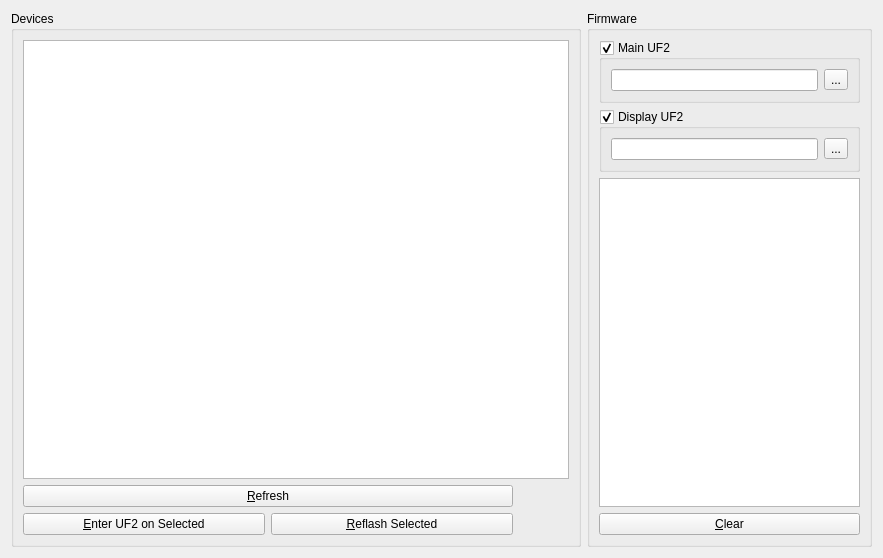
freewili/freewili-updater, file src/ui/main.ui: the form before one commit.
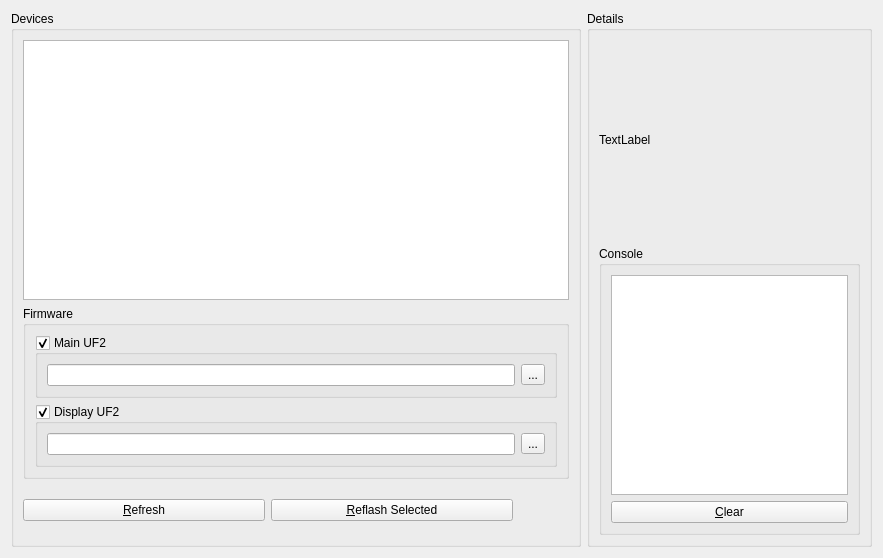
The form after the commit. Icons and pictures are not drawn.

```diff
--- a/src/ui/main.ui
+++ b/src/ui/main.ui
@@ -13,57 +13,13 @@
   <property name="windowTitle">
    <string>Free-Wili Firmware Updater</string>
   </property>
-  <layout class="QGridLayout" name="gridLayout" columnstretch="2,1">
+  <layout class="QGridLayout" name="gridLayout" columnstretch="2,1,0">
    <item row="0" column="0">
     <widget class="QGroupBox" name="groupBox">
      <property name="title">
       <string>Devices</string>
      </property>
      <layout class="QGridLayout" name="gridLayout_4">
-      <item row="1" column="0">
-       <layout class="QGridLayout" name="gridLayout_5">
-        <item row="2" column="1">
-         <widget class="QPushButton" name="pushButtonReflash">
-          <property name="text">
-           <string>&amp;Reflash Selected</string>
-          </property>
-         </widget>
-        </item>
-        <item row="2" column="0">
-         <widget class="QPushButton" name="pushButtonEnterUf2">
-          <property name="text">
-           <string>&amp;Enter UF2 on Selected</string>
-          </property>
-         </widget>
-        </item>
-        <item row="0" column="0" colspan="2">
-         <widget class="QPushButton" name="pushButtonRefresh">
-          <property name="text">
-           <string>&amp;Refresh</string>
-          </property>
-         </widget>
-        </item>
-       </layout>
-      </item>
-      <item row="1" column="1">
-       <widget class="QLabel" name="labelSpinner">
-        <property name="minimumSize">
-         <size>
-          <width>50</width>
-          <height>50</height>
-         </size>
-        </property>
-        <property name="maximumSize">
-         <size>
-          <width>50</width>
-          <height>50</height>
-         </size>
-        </property>
-        <property name="text">
-         <string/>
-        </property>
-       </widget>
-      </item>
       <item row="0" column="0" colspan="2">
        <widget class="QTreeView" name="treeViewDevices">
         <property name="styleSheet">
@@ -82,10 +38,25 @@
         </property>
        </widget>
       </item>
-     </layout>
-    </widget>
-   </item>
-   <item row="0" column="1">
+      <item row="2" column="0">
+       <layout class="QGridLayout" name="gridLayout_5">
+        <item row="2" column="1">
+         <widget class="QPushButton" name="pushButtonReflash">
+          <property name="text">
+           <string>&amp;Reflash Selected</string>
+          </property>
+         </widget>
+        </item>
+        <item row="2" column="0">
+         <widget class="QPushButton" name="pushButtonRefresh">
+          <property name="text">
+           <string>&amp;Refresh</string>
+          </property>
+         </widget>
+        </item>
+       </layout>
+      </item>
+      <item row="1" column="0" colspan="2">
     <widget class="QGroupBox" name="groupBoxFirmware">
      <property name="title">
       <string>Firmware</string>
@@ -135,14 +106,67 @@
         </layout>
        </widget>
       </item>
-      <item>
+        </layout>
+       </widget>
+      </item>
+      <item row="2" column="1">
+       <widget class="QLabel" name="labelSpinner">
+        <property name="minimumSize">
+         <size>
+          <width>50</width>
+          <height>50</height>
+         </size>
+        </property>
+        <property name="maximumSize">
+         <size>
+          <width>50</width>
+          <height>50</height>
+         </size>
+        </property>
+        <property name="text">
+         <string/>
+        </property>
+       </widget>
+      </item>
+     </layout>
+    </widget>
+   </item>
+   <item row="0" column="1">
+    <widget class="QGroupBox" name="groupBoxDetails">
+     <property name="title">
+      <string>Details</string>
+     </property>
+     <layout class="QGridLayout" name="gridLayout_7">
+      <item row="0" column="0">
+       <widget class="QLabel" name="labelDetails">
+        <property name="minimumSize">
+         <size>
+          <width>200</width>
+          <height>200</height>
+         </size>
+        </property>
+        <property name="text">
+         <string>TextLabel</string>
+        </property>
+       </widget>
+      </item>
+      <item row="1" column="0">
+       <widget class="QGroupBox" name="groupBoxConsole">
+        <property name="title">
+         <string>Console</string>
+        </property>
+        <layout class="QGridLayout" name="gridLayout_6">
+         <item row="0" column="0">
        <widget class="QTextEdit" name="textEditLog"/>
       </item>
-      <item>
+         <item row="1" column="0">
        <widget class="QPushButton" name="pushButtonLogClear">
         <property name="text">
          <string>&amp;Clear</string>
         </property>
+          </widget>
+         </item>
+        </layout>
        </widget>
       </item>
      </layout>
```
Lines whose indentation alone changed are shown as unchanged.
